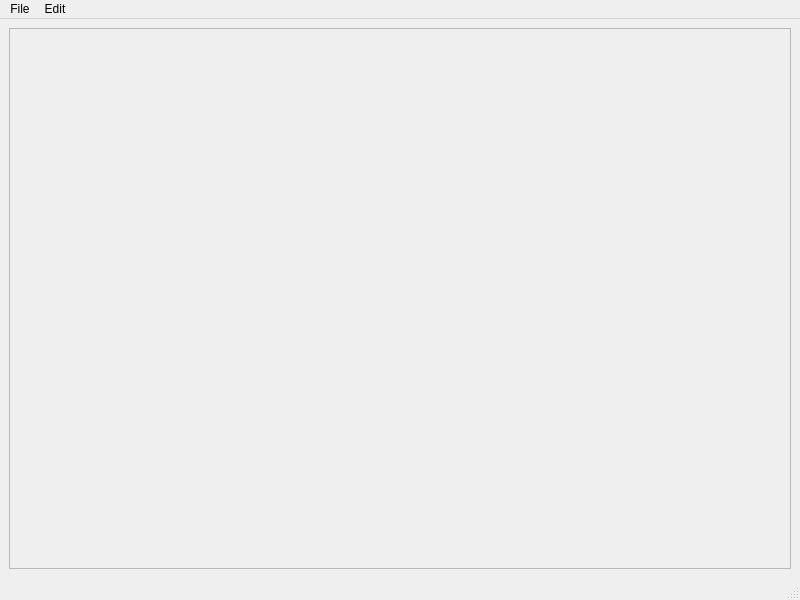
This is mainwindow.ui in ggppwx/QuickNote as Qt 5 draws it before an edit. The edited form follows.
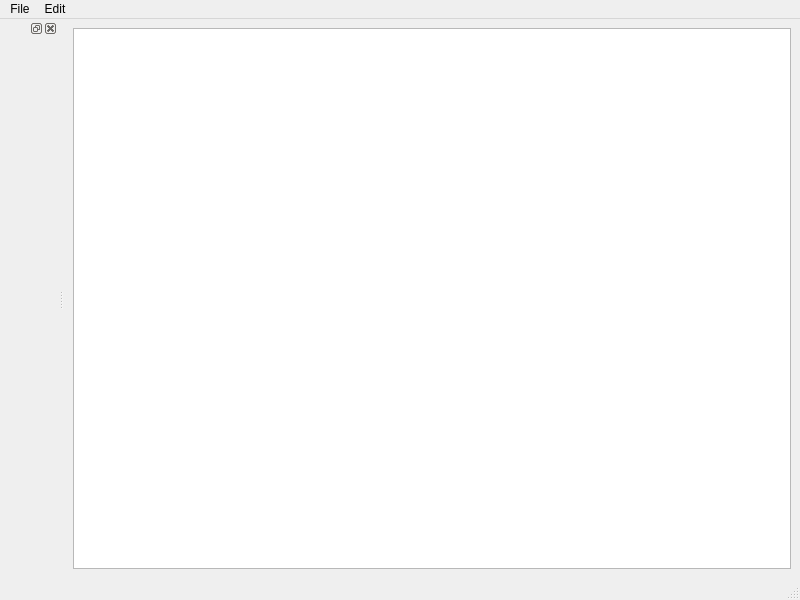
This is the edited form.

Diff of the .ui file:
```diff
--- a/mainwindow.ui
+++ b/mainwindow.ui
@@ -14,27 +14,9 @@
    <string>MainWindow</string>
   </property>
   <widget class="QWidget" name="centralwidget">
-   <layout class="QVBoxLayout" name="verticalLayout">
+   <layout class="QHBoxLayout" name="horizontalLayout">
     <item>
-     <widget class="QScrollArea" name="scrollArea">
-      <property name="widgetResizable">
-       <bool>true</bool>
-      </property>
-      <widget class="QWidget" name="scrollAreaWidgetContents">
-       <property name="enabled">
-        <bool>true</bool>
-       </property>
-       <property name="geometry">
-        <rect>
-         <x>0</x>
-         <y>0</y>
-         <width>774</width>
-         <height>525</height>
-        </rect>
-       </property>
-       <layout class="QVBoxLayout" name="verticalLayout_2"/>
-      </widget>
-     </widget>
+     <widget class="QTextEdit" name="textEdit"/>
     </item>
    </layout>
   </widget>
@@ -67,6 +49,12 @@
    <addaction name="menuEdit"/>
   </widget>
   <widget class="QStatusBar" name="statusbar"/>
+  <widget class="QDockWidget" name="dockWidget">
+   <attribute name="dockWidgetArea">
+    <number>1</number>
+   </attribute>
+   <widget class="QWidget" name="dockWidgetContents"/>
+  </widget>
   <action name="actionNew">
    <property name="text">
     <string>New</string>
```
Left out of the diff: 2 changed lines with no effect on the pictures.
